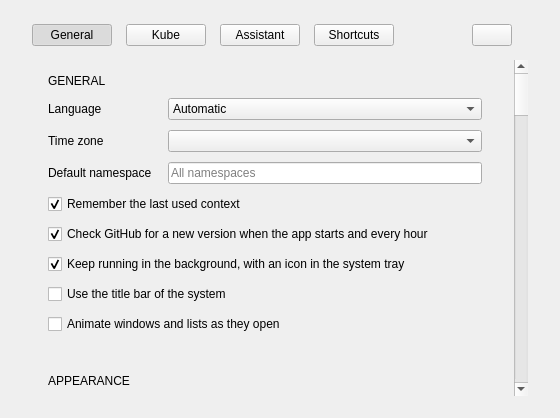
The window that src/kubescope/ui/settings_page.ui (dcotecnologia/kubescope) describes before a commit, drawn with Qt 5.
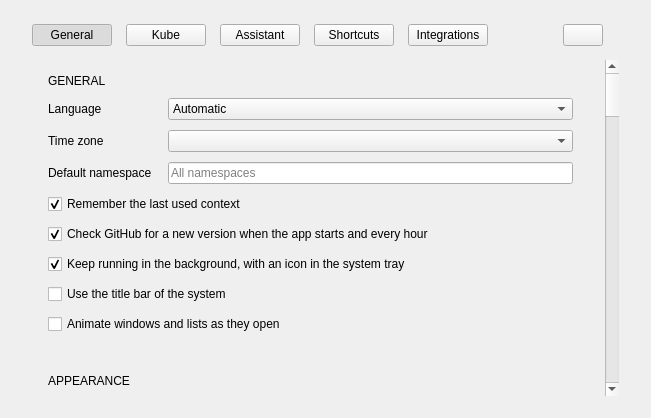
The same window after the commit.

Commit message: feat(integrations): plug the clusters of cloud accounts

What changed in the file:
```diff
--- a/src/kubescope/ui/settings_page.ui
+++ b/src/kubescope/ui/settings_page.ui
@@ -87,6 +87,22 @@
        </property>
       </widget>
      </item>
+     <item>
+      <widget class="QPushButton" name="integrationsSectionButton">
+       <property name="text">
+        <string>Integrations</string>
+       </property>
+       <property name="checkable">
+        <bool>true</bool>
+       </property>
+       <property name="checked">
+        <bool>false</bool>
+       </property>
+       <property name="variant" stdset="0">
+        <string notr="true">secondary</string>
+       </property>
+      </widget>
+     </item>
      <item>
       <spacer name="settingsSectionsSpacer">
        <property name="orientation">
```
Left out of the diff: 24 changed lines with no effect on the pictures. The commit also changes 41 other files.
